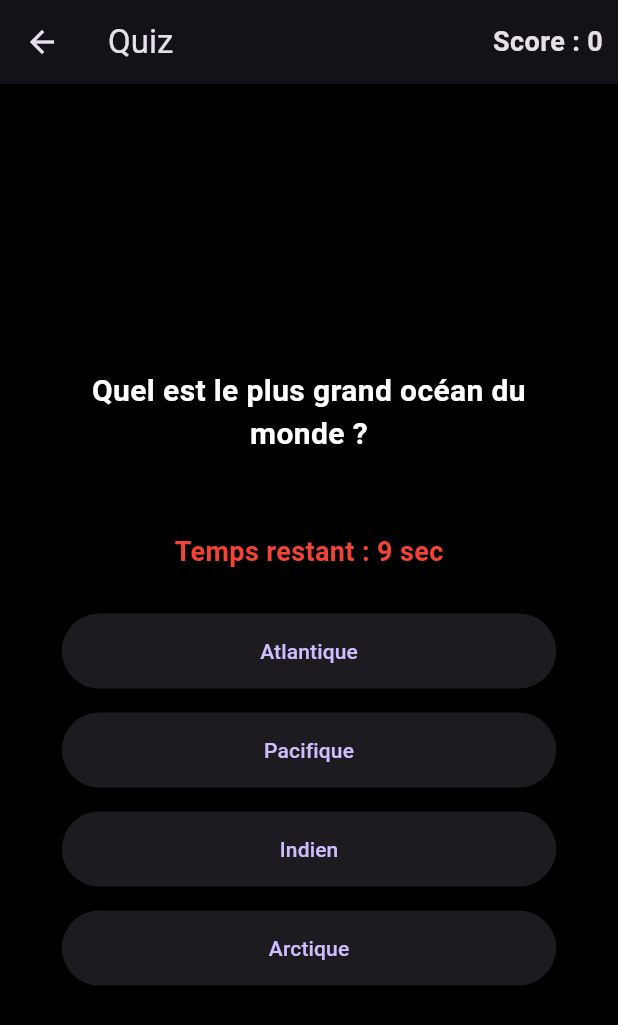
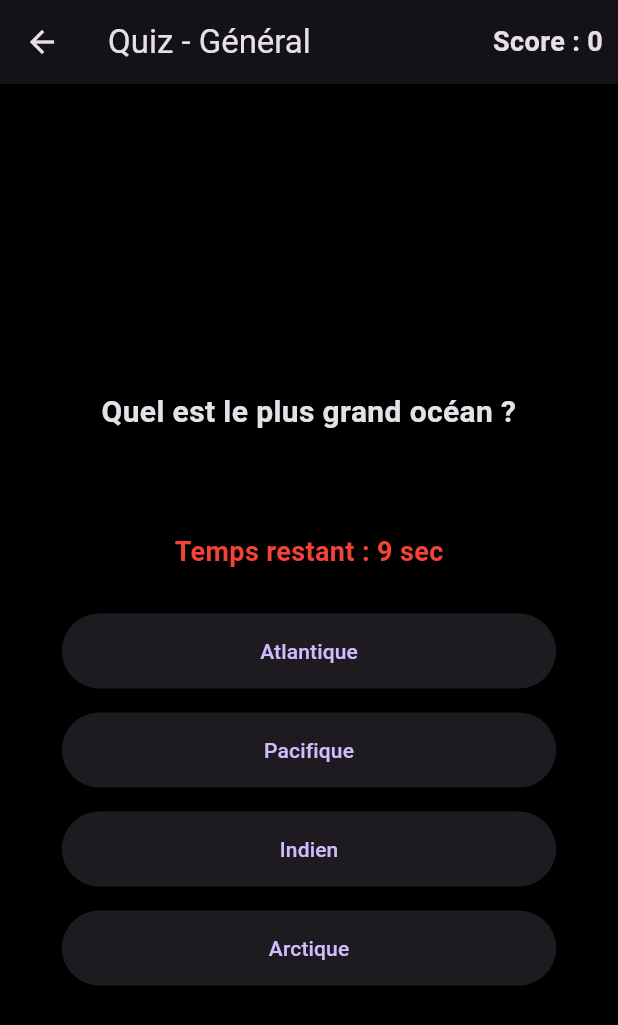
Before and after one commit to MachQuatre/Supa_Quiz, a Flutter app: the screen it shows after launch, after a tap on "Commencer le Quiz", on a phone screen of 412 x 824 dp. Shown: the top 1025 px of the screen. Run offline on Flutter 3.47's test engine with Material 3 defaults, Android fonts, the phone set to English and light mode, and no system bars; our stand-ins replace file_picker, fl_chart.

Commit message:
[IMP] Quiz par thème

```diff
--- a/frontend/flutter/supa_quizz_app/lib/features/quiz/controllers/quiz_controller.dart
+++ b/frontend/flutter/supa_quizz_app/lib/features/quiz/controllers/quiz_controller.dart
@@ -4,23 +4,73 @@ class QuizController {
   int currentQuestionIndex = 0;
   int score = 0;
   bool quizFinished = false;
+  List<Question> questions = [];
 
-  Question get currentQuestion => questionsMock[currentQuestionIndex];
+  // Questions classées par thème
+  final Map<String, List<Question>> questionsByTheme = {
+    "Général": [
+      Question(
+          question: "Quel est le plus grand océan ?",
+          options: ["Atlantique", "Pacifique", "Indien", "Arctique"],
+          correctAnswerIndex: 1),
+      Question(
+          question: "Quelle est la capitale du Japon ?",
+          options: ["Pékin", "Séoul", "Tokyo", "Bangkok"],
+          correctAnswerIndex: 2),
+    ],
+    "Maths": [
+      Question(
+          question: "Combien font 7 x 8 ?",
+          options: ["54", "56", "64", "49"],
+          correctAnswerIndex: 1),
+      Question(
+          question: "Quelle est la racine carrée de 144 ?",
+          options: ["10", "12", "14", "16"],
+          correctAnswerIndex: 1),
+    ],
+    "Histoire": [
+      Question(
+          question: "En quelle année a eu lieu la Révolution française ?",
+          options: ["1776", "1789", "1815", "1848"],
+          correctAnswerIndex: 1),
+      Question(
+          question: "Qui était le premier président des États-Unis ?",
+          options: ["Lincoln", "Washington", "Roosevelt", "Jefferson"],
+          correctAnswerIndex: 1),
+    ],
+    "Science": [
+      Question(
+          question: "Quel est l’élément chimique représenté par 'O' ?",
+          options: ["Or", "Oxygène", "Ozone", "Osmium"],
+          correctAnswerIndex: 1),
+      Question(
+          question: "Quelle planète est la plus proche du Soleil ?",
+          options: ["Mars", "Vénus", "Mercure", "Terre"],
+          correctAnswerIndex: 2),
+    ],
+  };
+
+  void setTheme(String theme) {
+    questions = List.from(questionsByTheme[theme] ?? []);
+    currentQuestionIndex = 0;
+    score = 0;
+    quizFinished = false;
+  }
+
+  Question get currentQuestion => questions[currentQuestionIndex];
 
   void nextQuestion(int selectedAnswerIndex, int timeRemaining) {
     if (selectedAnswerIndex != -1 &&
         selectedAnswerIndex == currentQuestion.correctAnswerIndex) {
-      int points = 10 -
-          (10 - timeRemaining); // Calcul du score basé sur le temps restant
-      if (points < 1)
-        points = 1; // Minimum 1 point pour éviter un score négatif
+      int points = 10 - (10 - timeRemaining);
+      if (points < 1) points = 1;
       score += points;
     }
 
-    if (currentQuestionIndex < questionsMock.length - 1) {
+    if (currentQuestionIndex < questions.length - 1) {
       currentQuestionIndex++;
     } else {
-      quizFinished = true; // Fin du quiz
+      quizFinished = true;
     }
   }
 
--- a/frontend/flutter/supa_quizz_app/lib/features/quiz/screens/play_screen.dart
+++ b/frontend/flutter/supa_quizz_app/lib/features/quiz/screens/play_screen.dart
@@ -1,22 +1,55 @@
 import 'package:flutter/material.dart';
-import 'quiz_screen.dart';
 
-class PlayScreen extends StatelessWidget {
+class PlayScreen extends StatefulWidget {
+  @override
+  _PlayScreenState createState() => _PlayScreenState();
+}
+
+class _PlayScreenState extends State<PlayScreen> {
+  String selectedTheme = "Général"; // Thème par défaut
+  final List<String> themes = ["Général", "Maths", "Histoire", "Science"];
+
   @override
   Widget build(BuildContext context) {
     return Center(
-      child: ElevatedButton(
-        // Ajout du `child:`
+      child: Column(
+        mainAxisAlignment: MainAxisAlignment.center,
+        children: [
+          Text(
+            "Choisissez un thème",
+            style: TextStyle(fontSize: 18, color: Colors.white),
+          ),
+          SizedBox(height: 10),
+          DropdownButton<String>(
+            value: selectedTheme,
+            dropdownColor: Colors.black,
+            style: TextStyle(color: Colors.white, fontSize: 16),
+            iconEnabledColor: Colors.white,
+            items: themes.map((String theme) {
+              return DropdownMenuItem<String>(
+                value: theme,
+                child: Text(theme),
+              );
+            }).toList(),
+            onChanged: (String? newTheme) {
+              if (newTheme != null) {
+                setState(() {
+                  selectedTheme = newTheme;
+                });
+              }
+            },
+          ),
+          SizedBox(height: 20),
+          ElevatedButton(
             onPressed: () {
-          Navigator.push(
+              Navigator.pushNamed(
                 context,
-            MaterialPageRoute(builder: (context) => QuizScreen()),
+                '/quiz',
+                arguments: selectedTheme, // Envoie le thème sélectionné
               );
             },
             style: ElevatedButton.styleFrom(
               backgroundColor: Colors.purple,
-          foregroundColor:
-              Colors.white, // Texte blanc pour meilleure visibilité
               padding: const EdgeInsets.symmetric(horizontal: 30, vertical: 15),
               shape: RoundedRectangleBorder(
                 borderRadius: BorderRadius.circular(30),
@@ -24,8 +57,10 @@ class PlayScreen extends StatelessWidget {
             ),
             child: const Text(
               'Commencer le Quiz',
-          style: TextStyle(fontSize: 18, fontWeight: FontWeight.bold),
+              style: TextStyle(fontSize: 18),
             ),
+          ),
+        ],
       ),
     );
   }
--- a/frontend/flutter/supa_quizz_app/lib/features/quiz/screens/quiz_screen.dart
+++ b/frontend/flutter/supa_quizz_app/lib/features/quiz/screens/quiz_screen.dart
@@ -3,6 +3,10 @@ import '../controllers/quiz_controller.dart';
 import '../widgets/timer_widget.dart';
 
 class QuizScreen extends StatefulWidget {
+  final String selectedTheme; // Ajout du thème sélectionné
+
+  QuizScreen({required this.selectedTheme});
+
   @override
   _QuizScreenState createState() => _QuizScreenState();
 }
@@ -11,6 +15,13 @@ class _QuizScreenState extends State<QuizScreen> {
   final QuizController _quizController = QuizController();
   int questionKey = 0;
   int timeRemaining = 10; // Variable pour suivre le temps restant
+
+  @override
+  void initState() {
+    super.initState();
+    _quizController
+        .setTheme(widget.selectedTheme); // Charger les questions du thème
+  }
 
   void _updateTimeRemaining(int newTime) {
     setState(() {
@@ -80,7 +91,8 @@ class _QuizScreenState extends State<QuizScreen> {
 
     return Scaffold(
       appBar: AppBar(
-        title: Text("Quiz"),
+        title: Text(
+            "Quiz - ${widget.selectedTheme}"), // Afficher le thème en titre
         actions: [
           Padding(
             padding: const EdgeInsets.all(10.0),
--- a/frontend/flutter/supa_quizz_app/lib/main.dart
+++ b/frontend/flutter/supa_quizz_app/lib/main.dart
@@ -12,15 +12,12 @@ class MyApp extends StatelessWidget {
       debugShowCheckedModeBanner: false,
       title: 'Supa Quizz',
       theme: ThemeData.dark().copyWith(
-        scaffoldBackgroundColor: Colors.black, // Fond noir
+        scaffoldBackgroundColor: Colors.black,
         primaryColor: Colors.purple,
-        textTheme: TextTheme(
-          bodyMedium: TextStyle(
-              color: Colors.white), // Texte en blanc pour la lisibilité
-        ),
       ),
       initialRoute: '/',
-      routes: AppRoutes.getRoutes(),
+      onGenerateRoute:
+          AppRoutes.generateRoute, // Remplace routes par onGenerateRoute
     );
   }
 }
--- a/frontend/flutter/supa_quizz_app/lib/routes/app_routes.dart
+++ b/frontend/flutter/supa_quizz_app/lib/routes/app_routes.dart
@@ -1,12 +1,29 @@
 import 'package:flutter/material.dart';
 import '../features/home/screens/home_screen.dart';
 import '../features/quiz/screens/quiz_screen.dart';
+import '../features/leaderboard/screens/leaderboard_screen.dart';
+import '../features/profile/screens/profile_screen.dart';
 
 class AppRoutes {
-  static Map<String, WidgetBuilder> getRoutes() {
-    return {
-      '/': (context) => HomeScreen(),
-      '/quiz': (context) => QuizScreen(),
-    };
+  static Route<dynamic> generateRoute(RouteSettings settings) {
+    switch (settings.name) {
+      case '/':
+        return MaterialPageRoute(builder: (_) => HomeScreen());
+
+      case '/quiz':
+        final String selectedTheme = settings.arguments as String;
+        return MaterialPageRoute(
+          builder: (_) => QuizScreen(selectedTheme: selectedTheme),
+        );
+
+      case '/leaderboard':
+        return MaterialPageRoute(builder: (_) => LeaderboardScreen());
+
+      case '/profile':
+        return MaterialPageRoute(builder: (_) => ProfileScreen());
+
+      default:
+        return MaterialPageRoute(builder: (_) => HomeScreen());
+    }
   }
 }
```
Lines whose indentation alone changed are shown as unchanged.
